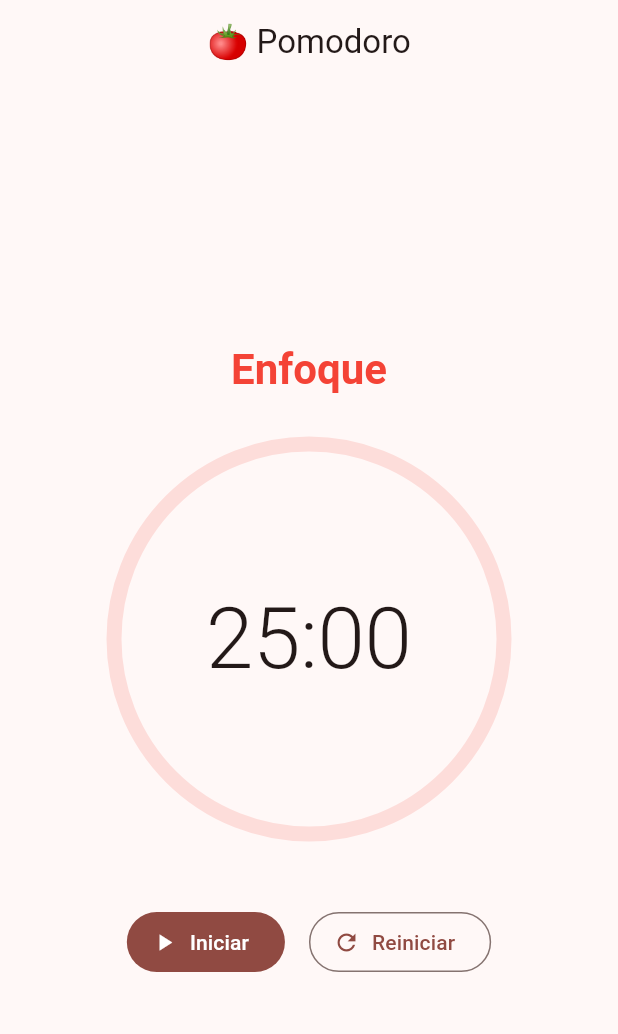
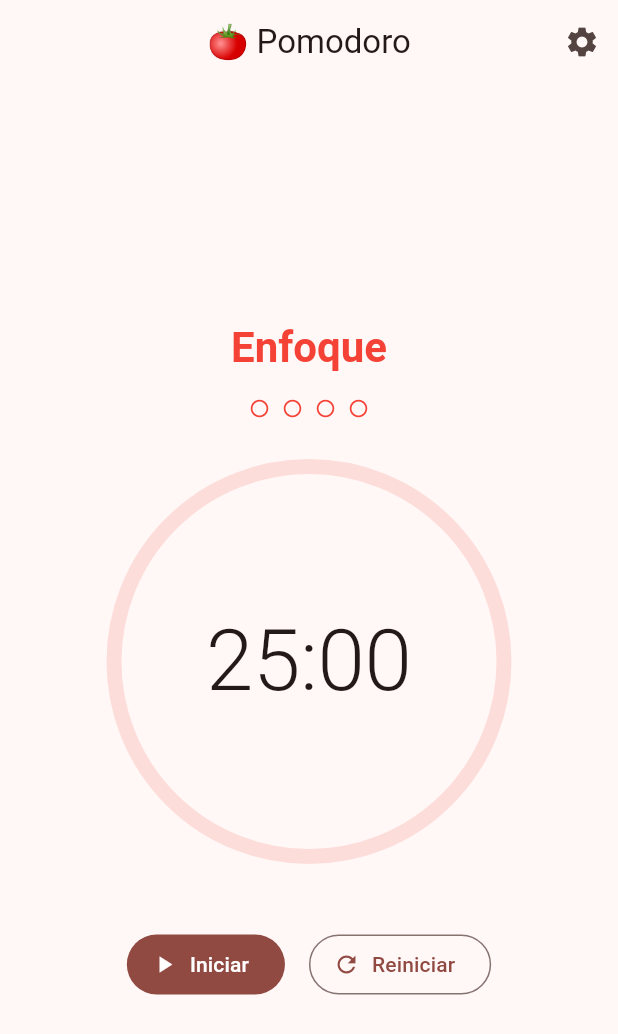
Before and after one commit to LuisE312/pomodoro-app, a Flutter app: the screen it shows after launch, on a phone screen of 412 x 824 dp. Shown: the top 1034 px of the screen. Run offline on Flutter 3.47's test engine with Material 3 defaults, Android fonts, the phone set to English and light mode, and no system bars; our stand-ins replace audioplayers, shared_preferences.

Commit message:
feat: ajustes, descanso largo, sonido y vibración

```diff
--- a/lib/main.dart
+++ b/lib/main.dart
@@ -1,12 +1,19 @@
-import 'dart:async';
-
 import 'package:flutter/material.dart';
 
-void main() => runApp(const PomodoroApp());
+import 'pomodoro_page.dart';
+import 'settings.dart';
 
-/// Raíz de la aplicación: define el tema y la primera pantalla.
+Future<void> main() async {
+  // Necesario para usar plugins antes de arrancar la app.
+  WidgetsFlutterBinding.ensureInitialized();
+  final settings = await PomodoroSettings.load();
+  runApp(PomodoroApp(initialSettings: settings));
+}
+
 class PomodoroApp extends StatelessWidget {
-  const PomodoroApp({super.key});
+  const PomodoroApp({super.key, required this.initialSettings});
+
+  final PomodoroSettings initialSettings;
 
   @override
   Widget build(BuildContext context) {
@@ -17,162 +24,7 @@ class PomodoroApp extends StatelessWidget {
         colorScheme: ColorScheme.fromSeed(seedColor: Colors.red),
         useMaterial3: true,
       ),
-      home: const PomodoroPage(),
+      home: PomodoroPage(initialSettings: initialSettings),
     );
   }
 }
-
-/// Las fases del ciclo. Cada una tiene nombre, duración y color.
-enum PomodoroPhase {
-  focus(label: 'Enfoque', duration: Duration(minutes: 25), color: Colors.red),
-  rest(label: 'Descanso', duration: Duration(minutes: 5), color: Colors.green);
-
-  const PomodoroPhase({
-    required this.label,
-    required this.duration,
-    required this.color,
-  });
-
-  final String label;
-  final Duration duration;
-  final Color color;
-}
-
-/// Pantalla principal. Es "Stateful" porque su contenido cambia con el tiempo.
-class PomodoroPage extends StatefulWidget {
-  const PomodoroPage({super.key});
-
-  @override
-  State<PomodoroPage> createState() => _PomodoroPageState();
-}
-
-class _PomodoroPageState extends State<PomodoroPage> {
-  PomodoroPhase _phase = PomodoroPhase.focus;
-  late Duration _remaining = _phase.duration;
-  bool _isRunning = false;
-  Timer? _timer;
-  DateTime? _endTime;
-
-  @override
-  void dispose() {
-    // Importante: cancelar el timer al cerrar la pantalla.
-    _timer?.cancel();
-    super.dispose();
-  }
-
-  void _start() {
-    if (_isRunning) return;
-    // Guardamos la hora exacta de fin. Así el tiempo no se desfasa
-    // aunque el sistema retrase algún "tick" del timer.
-    _endTime = DateTime.now().add(_remaining);
-    _timer = Timer.periodic(const Duration(milliseconds: 250), (_) => _tick());
-    setState(() => _isRunning = true);
-  }
-
-  void _pause() {
-    _timer?.cancel();
-    setState(() => _isRunning = false);
-  }
-
-  void _reset() {
-    _timer?.cancel();
-    setState(() {
-      _remaining = _phase.duration;
-      _isRunning = false;
-    });
-  }
-
-  void _tick() {
-    final left = _endTime!.difference(DateTime.now());
-    if (left <= Duration.zero) {
-      _completePhase();
-    } else {
-      setState(() => _remaining = left);
-    }
-  }
-
-  /// Al terminar una fase, pasamos a la siguiente (foco <-> descanso).
-  void _completePhase() {
-    _timer?.cancel();
-    setState(() {
-      _phase = _phase == PomodoroPhase.focus
-          ? PomodoroPhase.rest
-          : PomodoroPhase.focus;
-      _remaining = _phase.duration;
-      _isRunning = false;
-    });
-  }
-
-  /// Convierte la duración restante en texto "mm:ss".
-  String get _timeText {
-    final totalSeconds = (_remaining.inMilliseconds / 1000).ceil();
-    final minutes = (totalSeconds ~/ 60).toString().padLeft(2, '0');
-    final seconds = (totalSeconds % 60).toString().padLeft(2, '0');
-    return '$minutes:$seconds';
-  }
-
-  @override
-  Widget build(BuildContext context) {
-    final progress =
-        1 - _remaining.inMilliseconds / _phase.duration.inMilliseconds;
-
-    return Scaffold(
-      appBar: AppBar(title: const Text('🍅 Pomodoro'), centerTitle: true),
-      body: Center(
-        child: Column(
-          mainAxisAlignment: MainAxisAlignment.center,
-          children: [
-            Text(
-              _phase.label,
-              style: Theme.of(context).textTheme.headlineMedium?.copyWith(
-                color: _phase.color,
-                fontWeight: FontWeight.bold,
-              ),
-            ),
-            const SizedBox(height: 32),
-            SizedBox(
-              width: 260,
-              height: 260,
-              child: Stack(
-                alignment: Alignment.center,
-                children: [
-                  SizedBox.expand(
-                    child: CircularProgressIndicator(
-                      value: progress,
-                      strokeWidth: 10,
-                      color: _phase.color,
-                      backgroundColor: _phase.color.withValues(alpha: 0.15),
-                    ),
-                  ),
-                  Text(
-                    _timeText,
-                    style: Theme.of(context).textTheme.displayLarge?.copyWith(
-                      fontWeight: FontWeight.w300,
-                    ),
-                  ),
-                ],
-              ),
-            ),
-            const SizedBox(height: 48),
-            Row(
-              mainAxisAlignment: MainAxisAlignment.center,
-              children: [
-                FilledButton.icon(
-                  onPressed: _isRunning ? _pause : _start,
-                  icon: Icon(_isRunning ? Icons.pause : Icons.play_arrow),
-                  label: Text(_isRunning ? 'Pausar' : 'Iniciar'),
-                ),
-                const SizedBox(width: 16),
-                OutlinedButton.icon(
-                  onPressed: _reset,
-                  icon: const Icon(Icons.refresh),
-                  label: const Text('Reiniciar'),
-                ),
-              ],
-            ),
-          ],
-        ),
-      ),
-    );
-  }
-}
--- /dev/null
+++ b/lib/pomodoro_page.dart
@@ -0,0 +1,241 @@
+import 'dart:async';
+
+import 'package:audioplayers/audioplayers.dart';
+import 'package:flutter/material.dart';
+import 'package:flutter/services.dart';
+
+import 'pomodoro_phase.dart';
+import 'settings.dart';
+import 'settings_page.dart';
+
+/// Pantalla principal con el temporizador.
+class PomodoroPage extends StatefulWidget {
+  const PomodoroPage({super.key, required this.initialSettings});
+
+  final PomodoroSettings initialSettings;
+
+  @override
+  State<PomodoroPage> createState() => _PomodoroPageState();
+}
+
+class _PomodoroPageState extends State<PomodoroPage> {
+  late PomodoroSettings _settings = widget.initialSettings;
+  PomodoroPhase _phase = PomodoroPhase.focus;
+  late Duration _remaining = _settings.durationOf(_phase);
+  bool _isRunning = false;
+  int _completedFocus = 0;
+  Timer? _timer;
+  DateTime? _endTime;
+  final AudioPlayer _player = AudioPlayer();
+
+  @override
+  void dispose() {
+    _timer?.cancel();
+    _player.dispose();
+    super.dispose();
+  }
+
+  // ---------- Control del temporizador ----------
+
+  void _start() {
+    if (_isRunning) return;
+    _endTime = DateTime.now().add(_remaining);
+    _timer = Timer.periodic(const Duration(milliseconds: 250), (_) => _tick());
+    setState(() => _isRunning = true);
+  }
+
+  void _pause() {
+    _timer?.cancel();
+    setState(() => _isRunning = false);
+  }
+
+  void _reset() {
+    _timer?.cancel();
+    setState(() {
+      _remaining = _settings.durationOf(_phase);
+      _isRunning = false;
+    });
+  }
+
+  void _tick() {
+    final left = _endTime!.difference(DateTime.now());
+    if (left <= Duration.zero) {
+      _completePhase();
+    } else {
+      setState(() => _remaining = left);
+    }
+  }
+
+  // ---------- Cambio de fase ----------
+
+  /// Decide qué fase sigue: después del enfoque viene un descanso
+  /// (largo cada N ciclos); después de un descanso, otro enfoque.
+  PomodoroPhase _nextPhase() {
+    if (_phase != PomodoroPhase.focus) return PomodoroPhase.focus;
+    final isLongBreakTurn =
+        _completedFocus % _settings.cyclesBeforeLongBreak == 0;
+    return isLongBreakTurn ? PomodoroPhase.longBreak : PomodoroPhase.shortBreak;
+  }
+
+  void _completePhase() {
+    _timer?.cancel();
+    if (_phase == PomodoroPhase.focus) _completedFocus++;
+    final next = _nextPhase();
+    setState(() {
+      _phase = next;
+      _remaining = _settings.durationOf(next);
+      _isRunning = false;
+    });
+    _notifyPhaseEnd();
+  }
+
+  /// Avisa al usuario con vibración y sonido, según sus ajustes.
+  Future<void> _vibrate() async {
+    for (var i = 0; i < 3; i++) {
+      await HapticFeedback.heavyImpact();
+      await Future<void>.delayed(const Duration(milliseconds: 250));
+    }
+  }
+
+  /// Avisa al usuario con vibración y sonido, según sus ajustes.
+  Future<void> _notifyPhaseEnd() async {
+    if (_settings.vibrationEnabled) {
+      _vibrate();
+    }
+    if (_settings.soundEnabled) {
+      try {
+        await _player.play(AssetSource('sounds/bell.wav'));
+      } catch (e) {
+        debugPrint('No se pudo reproducir el sonido: $e');
+      }
+    }
+  }
+
+  // ---------- Ajustes ----------
+
+  Future<void> _openSettings() async {
+    final updated = await Navigator.of(context).push<PomodoroSettings>(
+      MaterialPageRoute(builder: (_) => SettingsPage(settings: _settings)),
+    );
+    if (updated == null) return;
+    await updated.save();
+    if (!mounted) return;
+
+    // Si el temporizador está intacto, adoptamos la nueva duración.
+    // Si está pausado a medias, no borramos su progreso.
+    final untouched = !_isRunning && _remaining == _settings.durationOf(_phase);
+    setState(() {
+      _settings = updated;
+      if (untouched) _remaining = _settings.durationOf(_phase);
+    });
+  }
+
+  // ---------- Presentación ----------
+
+  String get _timeText {
+    final totalSeconds = (_remaining.inMilliseconds / 1000).ceil();
+    final minutes = (totalSeconds ~/ 60).toString().padLeft(2, '0');
+    final seconds = (totalSeconds % 60).toString().padLeft(2, '0');
+    return '$minutes:$seconds';
+  }
+
+  /// Cuántos ciclos del grupo actual están completados (para los puntos).
+  int get _filledDots {
+    final n = _settings.cyclesBeforeLongBreak;
+    final r = _completedFocus % n;
+    if (r == 0 && _completedFocus > 0 && _phase == PomodoroPhase.longBreak) {
+      return n;
+    }
+    return r;
+  }
+
+  @override
+  Widget build(BuildContext context) {
+    final total = _settings.durationOf(_phase).inMilliseconds;
+    final progress = (1 - _remaining.inMilliseconds / total).clamp(0.0, 1.0);
+
+    return Scaffold(
+      appBar: AppBar(
+        title: const Text('🍅 Pomodoro'),
+        centerTitle: true,
+        actions: [
+          IconButton(
+            icon: const Icon(Icons.settings),
+            tooltip: 'Ajustes',
+            onPressed: _openSettings,
+          ),
+        ],
+      ),
+      body: Center(
+        child: Column(
+          mainAxisAlignment: MainAxisAlignment.center,
+          children: [
+            Text(
+              _phase.label,
+              style: Theme.of(context).textTheme.headlineMedium?.copyWith(
+                color: _phase.color,
+                fontWeight: FontWeight.bold,
+              ),
+            ),
+            const SizedBox(height: 16),
+            Row(
+              mainAxisAlignment: MainAxisAlignment.center,
+              children: [
+                for (var i = 0; i < _settings.cyclesBeforeLongBreak; i++)
+                  Padding(
+                    padding: const EdgeInsets.symmetric(horizontal: 4),
+                    child: Icon(
+                      i < _filledDots ? Icons.circle : Icons.circle_outlined,
+                      size: 14,
+                      color: PomodoroPhase.focus.color,
+                    ),
+                  ),
+              ],
+            ),
+            const SizedBox(height: 32),
+            SizedBox(
+              width: 260,
+              height: 260,
+              child: Stack(
+                alignment: Alignment.center,
+                children: [
+                  SizedBox.expand(
+                    child: CircularProgressIndicator(
+                      value: progress,
+                      strokeWidth: 10,
+                      color: _phase.color,
+                      backgroundColor: _phase.color.withValues(alpha: 0.15),
+                    ),
+                  ),
+                  Text(
+                    _timeText,
+                    style: Theme.of(context).textTheme.displayLarge?.copyWith(
+                      fontWeight: FontWeight.w300,
+                    ),
+                  ),
+                ],
+              ),
+            ),
+            const SizedBox(height: 48),
+            Row(
+              mainAxisAlignment: MainAxisAlignment.center,
+              children: [
+                FilledButton.icon(
+                  onPressed: _isRunning ? _pause : _start,
+                  icon: Icon(_isRunning ? Icons.pause : Icons.play_arrow),
+                  label: Text(_isRunning ? 'Pausar' : 'Iniciar'),
+                ),
+                const SizedBox(width: 16),
+                OutlinedButton.icon(
+                  onPressed: _reset,
+                  icon: const Icon(Icons.refresh),
+                  label: const Text('Reiniciar'),
+                ),
+              ],
+            ),
+          ],
+        ),
+      ),
+    );
+  }
+}
--- /dev/null
+++ b/lib/pomodoro_phase.dart
@@ -0,0 +1,13 @@
+import 'package:flutter/material.dart';
+
+/// Las tres fases posibles del ciclo.
+enum PomodoroPhase {
+  focus(label: 'Enfoque', color: Colors.red),
+  shortBreak(label: 'Descanso corto', color: Colors.green),
+  longBreak(label: 'Descanso largo', color: Colors.blue);
+
+  const PomodoroPhase({required this.label, required this.color});
+
+  final String label;
+  final Color color;
+}
--- /dev/null
+++ b/lib/settings.dart
@@ -0,0 +1,75 @@
+import 'package:shared_preferences/shared_preferences.dart';
+
+import 'pomodoro_phase.dart';
+
+/// Ajustes del usuario. Es inmutable: para cambiar algo se crea una copia.
+class PomodoroSettings {
+  const PomodoroSettings({
+    this.focusMinutes = 25,
+    this.shortBreakMinutes = 5,
+    this.longBreakMinutes = 15,
+    this.cyclesBeforeLongBreak = 4,
+    this.soundEnabled = true,
+    this.vibrationEnabled = true,
+  });
+
+  final int focusMinutes;
+  final int shortBreakMinutes;
+  final int longBreakMinutes;
+  final int cyclesBeforeLongBreak;
+  final bool soundEnabled;
+  final bool vibrationEnabled;
+
+  /// Duración de cada fase según los ajustes actuales.
+  Duration durationOf(PomodoroPhase phase) => switch (phase) {
+    PomodoroPhase.focus => Duration(minutes: focusMinutes),
+    PomodoroPhase.shortBreak => Duration(minutes: shortBreakMinutes),
+    PomodoroPhase.longBreak => Duration(minutes: longBreakMinutes),
+  };
+
+  PomodoroSettings copyWith({
+    int? focusMinutes,
+    int? shortBreakMinutes,
+    int? longBreakMinutes,
+    int? cyclesBeforeLongBreak,
+    bool? soundEnabled,
+    bool? vibrationEnabled,
+  }) {
+    return PomodoroSettings(
+      focusMinutes: focusMinutes ?? this.focusMinutes,
+      shortBreakMinutes: shortBreakMinutes ?? this.shortBreakMinutes,
+      longBreakMinutes: longBreakMinutes ?? this.longBreakMinutes,
+      cyclesBeforeLongBreak:
+      cyclesBeforeLongBreak ?? this.cyclesBeforeLongBreak,
+      soundEnabled: soundEnabled ?? this.soundEnabled,
+      vibrationEnabled: vibrationEnabled ?? this.vibrationEnabled,
+    );
+  }
+
+  /// Lee los ajustes guardados; si no hay nada, usa los valores por defecto.
+  static Future<PomodoroSettings> load() async {
+    final prefs = await SharedPreferences.getInstance();
+    const d = PomodoroSettings();
+    return PomodoroSettings(
+      focusMinutes: prefs.getInt('focusMinutes') ?? d.focusMinutes,
+      shortBreakMinutes:
+      prefs.getInt('shortBreakMinutes') ?? d.shortBreakMinutes,
+      longBreakMinutes: prefs.getInt('longBreakMinutes') ?? d.longBreakMinutes,
+      cyclesBeforeLongBreak:
+      prefs.getInt('cyclesBeforeLongBreak') ?? d.cyclesBeforeLongBreak,
+      soundEnabled: prefs.getBool('soundEnabled') ?? d.soundEnabled,
+      vibrationEnabled: prefs.getBool('vibrationEnabled') ?? d.vibrationEnabled,
+    );
+  }
+
+  /// Guarda los ajustes en el teléfono.
+  Future<void> save() async {
+    final prefs = await SharedPreferences.getInstance();
+    await prefs.setInt('focusMinutes', focusMinutes);
+    await prefs.setInt('shortBreakMinutes', shortBreakMinutes);
+    await prefs.setInt('longBreakMinutes', longBreakMinutes);
+    await prefs.setInt('cyclesBeforeLongBreak', cyclesBeforeLongBreak);
+    await prefs.setBool('soundEnabled', soundEnabled);
+    await prefs.setBool('vibrationEnabled', vibrationEnabled);
+  }
+}
--- a/pubspec.yaml
+++ b/pubspec.yaml
@@ -34,6 +34,8 @@ dependencies:
   # The following adds the Cupertino Icons font to your application.
   # Use with the CupertinoIcons class for iOS style icons.
   cupertino_icons: ^1.0.8
+  audioplayers: ^6.8.1
+  shared_preferences: ^2.5.6
 
 dev_dependencies:
   flutter_test:
@@ -52,10 +54,14 @@ dev_dependencies:
 # The following section is specific to Flutter packages.
 flutter:
 
+
   # The following line ensures that the Material Icons font is
   # included with your application, so that you can use the icons in
   # the material Icons class.
   uses-material-design: true
+
+  assets:
+    - assets/sounds/
 
   # To add assets to your application, add an assets section, like this:
   # assets:
```
Also changed, not shown: lib/settings_page.dart (added, +109 -0 lines), pubspec.lock, 2 other files.
